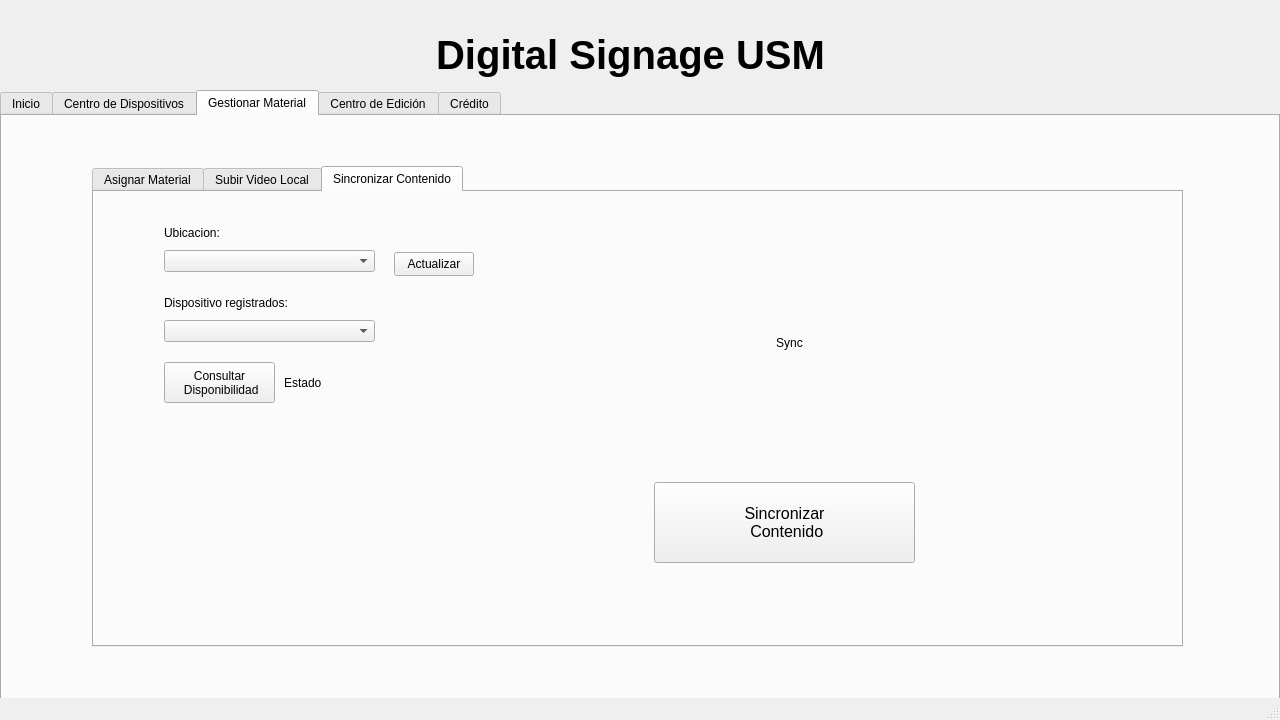
Above: ProyectoQT/Interfaz_Digital_SIgnage_USM/mainwindow.ui from seba-saca/Digital_Signage_USM before the change. Below: the same form after it.
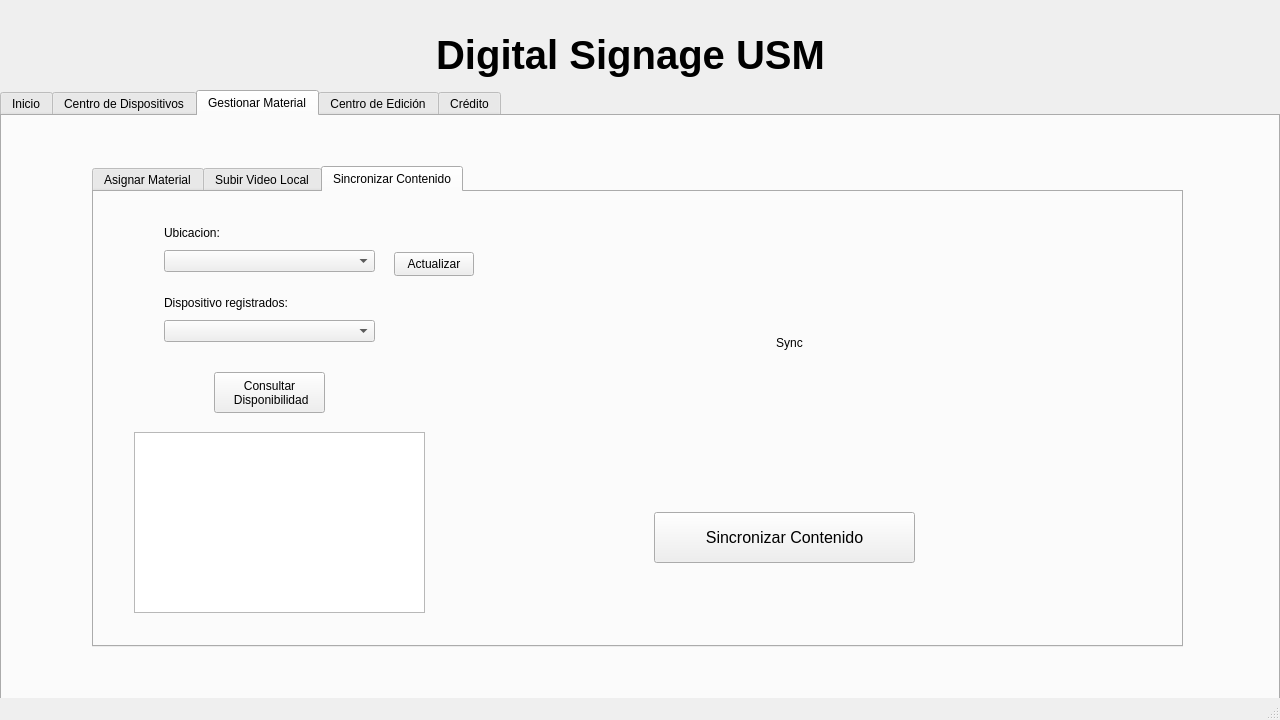
That is the form after the change. The open tabs and pages were chosen to show the change. Icons and pictures are not drawn.

Commit message: funcionalidad_completa?

What changed in the file:
```diff
--- a/ProyectoQT/Interfaz_Digital_SIgnage_USM/mainwindow.ui
+++ b/ProyectoQT/Interfaz_Digital_SIgnage_USM/mainwindow.ui
@@ -929,9 +929,9 @@
         <property name="geometry">
          <rect>
           <x>560</x>
-          <y>290</y>
+          <y>320</y>
           <width>261</width>
-          <height>81</height>
+          <height>51</height>
          </rect>
         </property>
         <property name="font">
@@ -941,15 +941,14 @@
          </font>
         </property>
         <property name="text">
-         <string>Sincronizar 
- Contenido</string>
+         <string>Sincronizar Contenido</string>
         </property>
        </widget>
        <widget class="QPushButton" name="sincronizar_check_dispo">
         <property name="geometry">
          <rect>
-          <x>70</x>
-          <y>170</y>
+          <x>120</x>
+          <y>180</y>
           <width>111</width>
           <height>41</height>
          </rect>
@@ -1019,14 +1018,14 @@
        <widget class="QLabel" name="Estado_Disponibilidad">
         <property name="geometry">
          <rect>
-          <x>190</x>
-          <y>170</y>
+          <x>250</x>
+          <y>180</y>
           <width>81</width>
           <height>41</height>
          </rect>
         </property>
         <property name="text">
-         <string>Estado</string>
+         <string/>
         </property>
         <property name="scaledContents">
          <bool>true</bool>
@@ -1051,6 +1050,16 @@
          <set>Qt::AlignCenter</set>
         </property>
        </widget>
+       <widget class="QTextBrowser" name="Estado_Disponibilida_Contenido">
+        <property name="geometry">
+         <rect>
+          <x>40</x>
+          <y>240</y>
+          <width>291</width>
+          <height>181</height>
+         </rect>
+        </property>
+       </widget>
       </widget>
      </widget>
     </widget>
```
Left out of the diff: 2 changed lines with no effect on the pictures. The commit also changes 2 other files.
